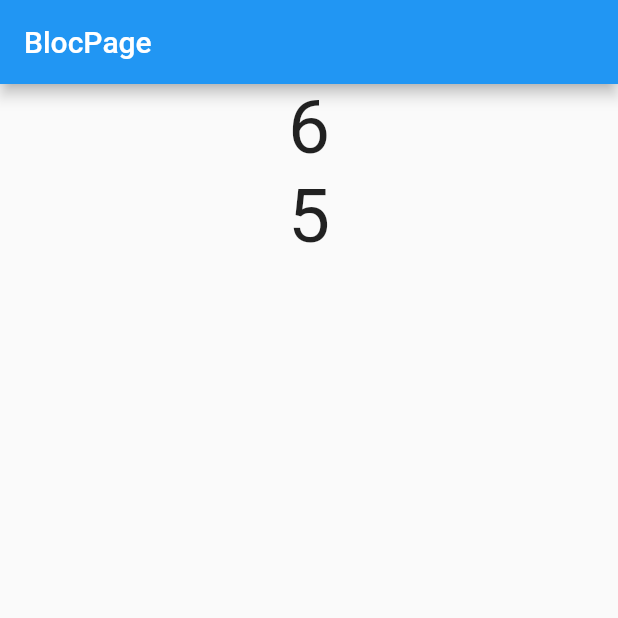
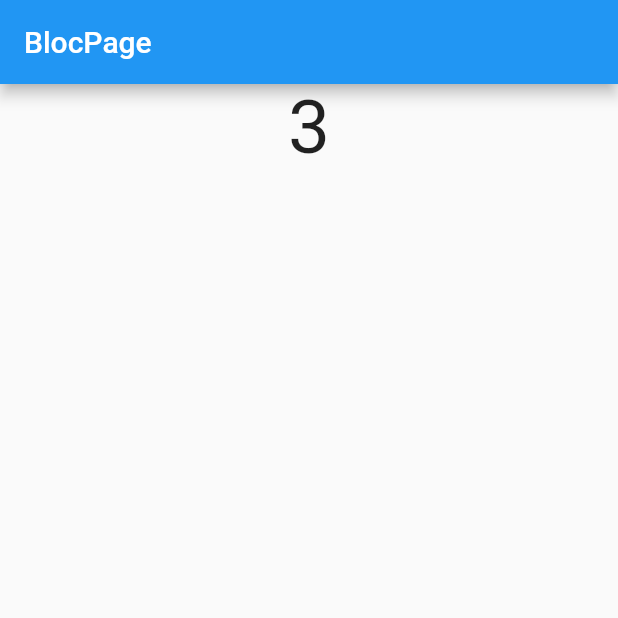
Before and after one commit to PACOdergod/manejoDelEstado, a Flutter app: the screen it shows after launch, on a phone screen of 412 x 824 dp, the top half of it. Run offline on Flutter 3.47's test engine with Material 2 defaults, Android fonts, the phone set to English and light mode, and no system bars.

Commit message:
Empezando de nuevo

```diff
--- a/lib/src/bloc/bloc_1.dart
+++ b/lib/src/bloc/bloc_1.dart
@@ -3,22 +3,11 @@ import 'dart:async';
 class Bloc1 {
   int numero = 0;
   Stream<int> get getNumero async* {
-    for (var i = 0; i < 5; i++) {
+    for (var i = 0; i < 10; i++) {
       await Future.delayed(Duration(seconds: 2));
       numero++;
 
       yield numero;
     }
   }
-
-  var _contador = new StreamController<int>();
-  Stream<int> get getContador => _contador.stream;
-
-  Bloc1() {
-    getNumero.listen((event) => _contador.add(event));
-  }
-
-  dispose() {
-    _contador.close();
-  }
 }
--- a/lib/src/pages/bloc_page.dart
+++ b/lib/src/pages/bloc_page.dart
@@ -10,7 +10,7 @@ class BlocPage extends StatelessWidget {
         title: Text('BlocPage'),
       ),
       body: Column(
-        children: [_cantidad(), _cantidad2()],
+        children: [_cantidad()],
       ),
       floatingActionButton: FloatingActionButton(
         onPressed: () {},
@@ -32,18 +32,4 @@ class BlocPage extends StatelessWidget {
       },
     );
   }
-
-  _cantidad2() {
-    return StreamBuilder(
-      stream: numerosBloc.getContador,
-      // initialData: initialData ,
-      builder: (BuildContext context, AsyncSnapshot<int> snapshot) {
-        return Center(
-            child: Text(snapshot.data.toString() ?? ['0'],
-                style: TextStyle(
-                  fontSize: 50.0,
-                )));
-      },
-    );
-  }
 }
```
